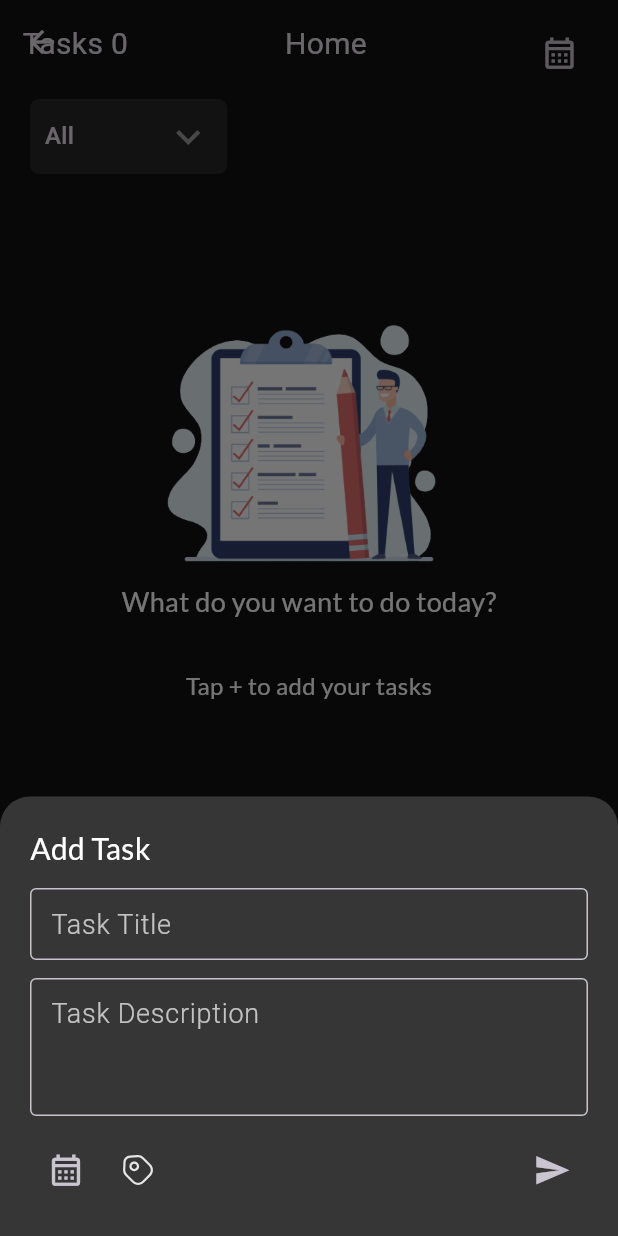
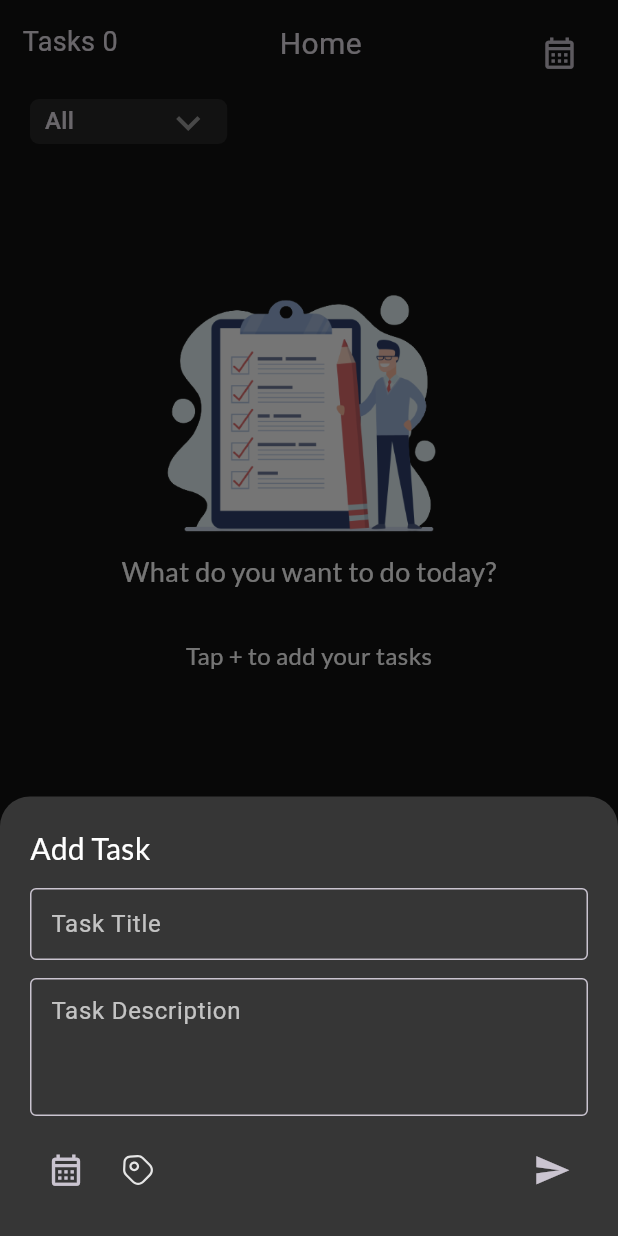
Before and after one commit to A-RR3/Todo_App, a Flutter app: the MyHomePage screen opened directly, after a tap on the "add" icon, on a phone screen of 412 x 824 dp. Run offline on Flutter 3.47's test engine with Material 3 defaults, Android fonts, the phone set to English and light mode, and no system bars; our stand-ins replace flutter_svg, get, google_fonts, local_auth, sqflite; missing offline and left inert: paged_vertical_calendar; accounts and stored records are empty.

Commit message:
edit text sizes

```diff
--- a/lib/features/categories/screens/create_category_screen.dart
+++ b/lib/features/categories/screens/create_category_screen.dart
@@ -1,6 +1,5 @@
 import 'package:flutter/material.dart';
 import 'package:get/get.dart';
-import 'package:training_task1/core/values/colors.dart';
 import 'package:training_task1/core/values/values.dart';
 import 'package:training_task1/features/categories/controllers/create_category_controller.dart';
 import 'package:training_task1/features/categories/screens/choose_color_screen.dart';
@@ -32,7 +31,7 @@ class CreateCategoryScreen extends StatelessWidget {
                       children: [
                         Text(
                           'Create New Category',
-                          style: textTheme(22, null, null),
+                          style: textTheme(20, null, null),
                         ),
                         const SizedBox(
                           height: 20,
--- a/lib/features/categories/widgets/labeled_text_field.dart
+++ b/lib/features/categories/widgets/labeled_text_field.dart
@@ -14,7 +14,7 @@ class LabeledWidget extends StatelessWidget {
       children: [
         Text(
           label,
-          style: textTheme(20, null, null),
+          style: textTheme(16, null, null),
         ),
         const SizedBox(
           height: 20,
--- a/lib/features/home/widgets/app_bar.dart
+++ b/lib/features/home/widgets/app_bar.dart
@@ -27,7 +27,7 @@ class MyAppBar extends StatelessWidget implements PreferredSizeWidget {
                   Obx(
                     () => Text(
                       "Tasks ${taskController.tasksCount}",
-                      style: const TextStyle(fontSize: 20),
+                      style: const TextStyle(fontSize: 18),
                     ),
                   ),
                   const Text(
--- a/lib/features/home/widgets/drop_down_menu.dart
+++ b/lib/features/home/widgets/drop_down_menu.dart
@@ -10,11 +10,11 @@ class DropDownMenu extends StatelessWidget {
   @override
   Widget build(BuildContext context) {
     return Container(
-        height: 50,
+        height: 30,
         decoration: BoxDecoration(
             color: greyShadow.withOpacity(.6),
             borderRadius: BorderRadius.circular(6)),
-        padding: const EdgeInsets.symmetric(horizontal: 10, vertical: 5),
+        padding: const EdgeInsets.symmetric(horizontal: 10),
         child: Obx(
           () => DropdownButton<String>(
             value: homeController.selectedValue.value,
--- a/lib/features/login/login_screen.dart
+++ b/lib/features/login/login_screen.dart
@@ -19,6 +19,7 @@ class _LoginScreenState extends State<LoginScreen> {
   void initState() {
     auth = LocalAuthentication();
     auth.isDeviceSupported().then((bool isSupported) => setState(() {
+          print(isSupported);
           _supportState = isSupported;
         }));
     super.initState();
--- a/lib/features/tasks/widgets/edit_category_widget.dart
+++ b/lib/features/tasks/widgets/edit_category_widget.dart
@@ -48,7 +48,7 @@ class EditCategoryWidget extends StatelessWidget {
                           editController.categoryIsUpdated
                               ? editController.category.icon
                               : category.icon,
-                          size: 30,
+                          size: 24,
                         ),
                         const SizedBox(
                           width: 5,
@@ -57,7 +57,7 @@ class EditCategoryWidget extends StatelessWidget {
                           editController.categoryIsUpdated
                               ? editController.category.name
                               : category.name,
-                          style: textTheme(16, null, null),
+                          style: textTheme(12, null, null),
                         )
                       ],
                     ),
--- a/lib/features/tasks/widgets/edit_time_widget.dart
+++ b/lib/features/tasks/widgets/edit_time_widget.dart
@@ -41,7 +41,7 @@ class EditTimeWidget extends StatelessWidget {
                     editController.dateIsUpdated.value
                         ? editController.formatUpdatedDate()
                         : '${Get.find<HomeController>().formatDay(task)} At ${task.time}',
-                    style: textTheme(16, null, null),
+                    style: textTheme(12, null, null),
                   )
                 ],
               ),
--- a/lib/features/tasks/widgets/labeled_icon_widget.dart
+++ b/lib/features/tasks/widgets/labeled_icon_widget.dart
@@ -26,7 +26,7 @@ class LabeledIconWidget extends StatelessWidget {
             ),
             Text(
               text,
-              style: textTheme(20, null, color ?? Colors.white),
+              style: textTheme(16, null, color ?? Colors.white),
             )
           ],
         ),
--- a/lib/features/tasks/widgets/mark_as_complete_widget.dart
+++ b/lib/features/tasks/widgets/mark_as_complete_widget.dart
@@ -5,7 +5,7 @@ import 'package:training_task1/core/values/constants.dart';
 import 'package:training_task1/features/tasks/widgets/clip_rounded_rectangle.dart';
 
 class MarkAsComplete extends StatelessWidget {
-  MarkAsComplete({super.key, required this.onPressed});
+  const MarkAsComplete({super.key, required this.onPressed});
   final VoidCallback onPressed;
 
   @override
@@ -26,7 +26,7 @@ class MarkAsComplete extends StatelessWidget {
           color: greyShadow.withOpacity(.5),
           child: Text(
             'Mark as complete',
-            style: textTheme(16, FontWeight.w700, null),
+            style: textTheme(12, FontWeight.w700, null),
           ),
         )
       ],
--- a/lib/features/tasks/widgets/title_description_widget.dart
+++ b/lib/features/tasks/widgets/title_description_widget.dart
@@ -29,7 +29,7 @@ class EditTitleSection extends StatelessWidget {
                         '${task.title}',
                         maxLines: 2,
                         overflow: TextOverflow.ellipsis,
-                        style: textTheme(22, FontWeight.w700, null),
+                        style: textTheme(20, null, null),
                       ),
                     ),
                     Flexible(
@@ -43,7 +43,7 @@ class EditTitleSection extends StatelessWidget {
                 ),
                 Text(
                   '${task.description}',
-                  style: textTheme(20, FontWeight.w300, null),
+                  style: textTheme(16, FontWeight.w300, null),
                 ),
               ],
             ),
--- a/lib/main.dart
+++ b/lib/main.dart
@@ -18,7 +18,7 @@ class MyApp extends StatelessWidget {
       title: 'ToDo App',
       theme: ThemeData.dark(),
       debugShowCheckedModeBanner: false,
-      home: const LoginScreen(),
+      home:  MyHomePage(),
     );
   }
 }
--- a/lib/widgets/common_text_field.dart
+++ b/lib/widgets/common_text_field.dart
@@ -24,7 +24,7 @@ class CommonTextField extends StatelessWidget {
         contentPadding: const EdgeInsets.all(10),
         hintText: hintText,
         hintStyle: const TextStyle(
-            color: Colors.white70, fontSize: 18, fontWeight: FontWeight.w300),
+            color: Colors.white70, fontSize: 16, fontWeight: FontWeight.w400),
         errorText: errorText,
         errorStyle: const TextStyle(fontSize: 14, color: Colors.red),
         border: OutlineInputBorder(borderRadius: BorderRadius.circular(4)),
```
Also changed, not shown: lib/features/calendar/screens/calendar_screen.dart (+3 -4 lines), lib/features/home/controllers/home_controller.dart (+15 -0 lines), lib/features/tasks/widgets/clip_rounded_rectangle.dart (+7 -2 lines).
